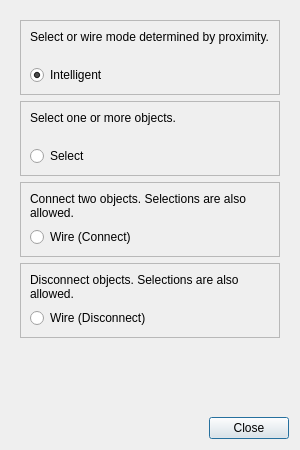
This is UI/glitch-tools.ui in textbrowser/glitch as Qt 5 draws it before an edit. The edited form follows.
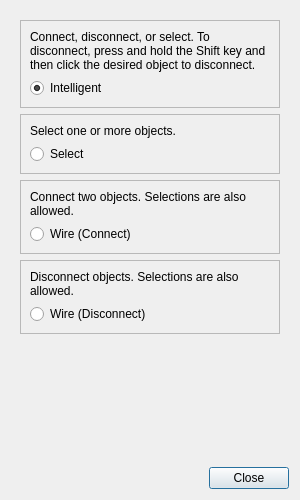
This is the edited form. Icons and pictures are not drawn.

Patch:
```diff
--- a/UI/glitch-tools.ui
+++ b/UI/glitch-tools.ui
@@ -7,7 +7,7 @@
     <x>0</x>
     <y>0</y>
     <width>300</width>
-    <height>450</height>
+    <height>500</height>
    </rect>
   </property>
   <property name="windowTitle">
@@ -32,7 +32,7 @@
         <x>0</x>
         <y>0</y>
         <width>288</width>
-        <height>368</height>
+        <height>446</height>
        </rect>
       </property>
       <layout class="QVBoxLayout" name="verticalLayout_5">
@@ -48,7 +48,7 @@
           <item>
            <widget class="QLabel" name="label_6">
             <property name="text">
-             <string>Select or wire mode determined by proximity.</string>
+             <string>Connect, disconnect, or select. To disconnect, press and hold the Shift key and then click the desired object to disconnect.</string>
             </property>
             <property name="alignment">
              <set>Qt::AlignLeading|Qt::AlignLeft|Qt::AlignTop</set>
@@ -182,10 +182,6 @@
          </layout>
         </widget>
        </item>
-      </layout>
-     </widget>
-    </widget>
-   </item>
    <item>
     <spacer name="verticalSpacer">
      <property name="orientation">
@@ -198,6 +194,10 @@
       </size>
      </property>
     </spacer>
+       </item>
+      </layout>
+     </widget>
+    </widget>
    </item>
    <item>
     <layout class="QHBoxLayout" name="horizontalLayout">
```
Lines whose indentation alone changed are shown as unchanged.
